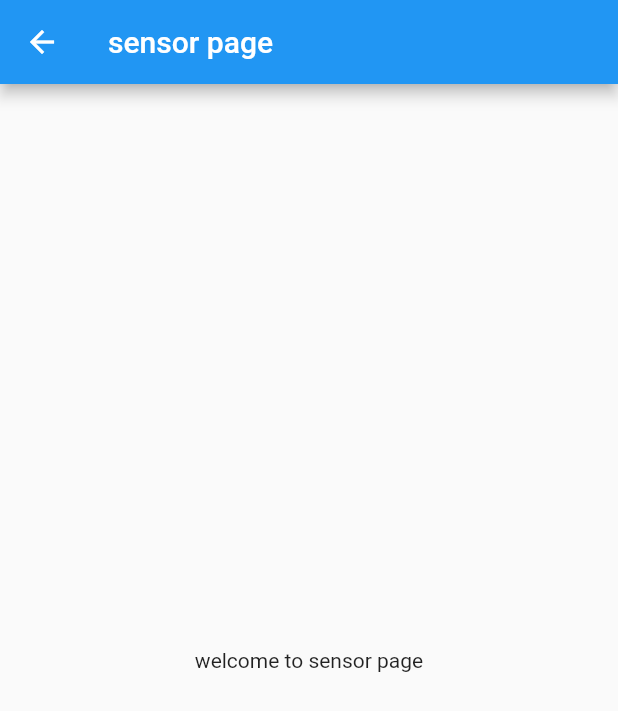
After one commit to o00o/ft_itag, a Flutter app: the SensorPage screen opened directly, on a phone screen of 412 x 824 dp. The commit adds this screen. Shown: the top 711 px of the screen. Run offline on Flutter 3.47's test engine with Material 2 defaults, Android fonts, the phone set to English and light mode, and no system bars; our stand-ins replace flutter_blue.

Commit message:
- add onTap as parameter of ScanResultItem (action when press the button) - add SensorPage - action when press connect button --> connect bt device and go to SensorPAge

```diff
--- /dev/null
+++ b/lib/pages/sensor_page.dart
@@ -0,0 +1,18 @@
+import 'package:flutter/material.dart';
+
+class SensorPage extends StatefulWidget {
+  const SensorPage({Key? key}) : super(key: key);
+
+  @override
+  _SensorPageState createState() => _SensorPageState();
+}
+
+class _SensorPageState extends State<SensorPage> {
+  @override
+  Widget build(BuildContext context) {
+    return Scaffold(
+      appBar: AppBar(title: Text('sensor page'),),
+        body: Center(child: Text('welcome to sensor page'))
+    );
+  }
+}
```
Also changed, not shown: lib/main.dart (+29 -9 lines).
